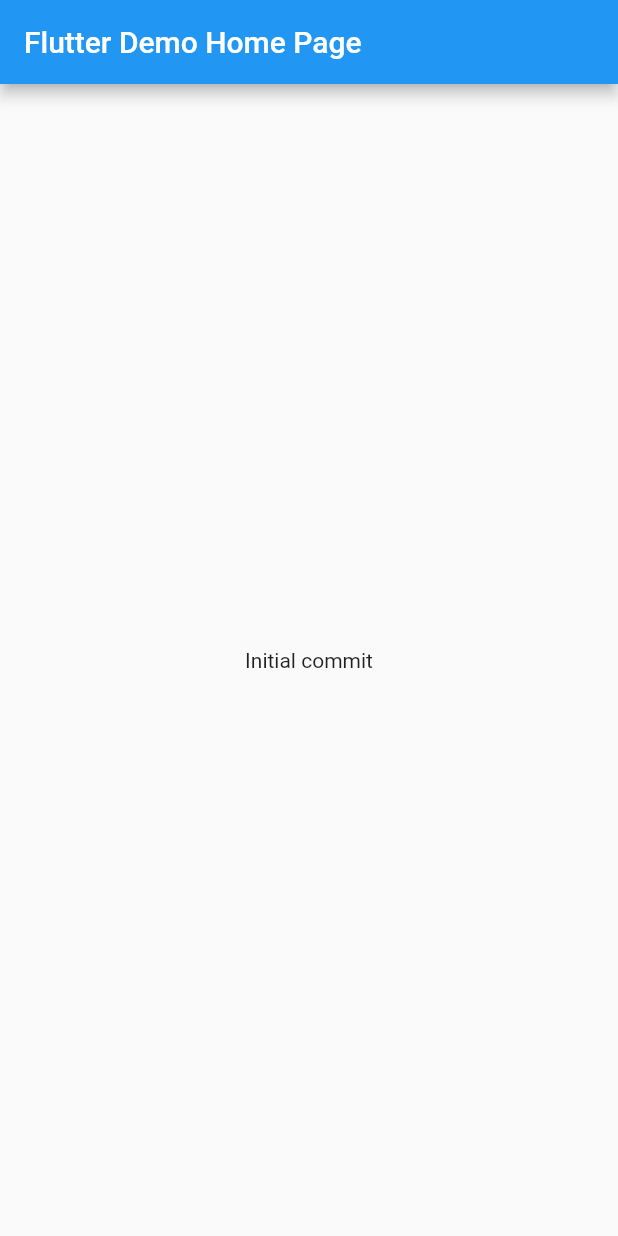
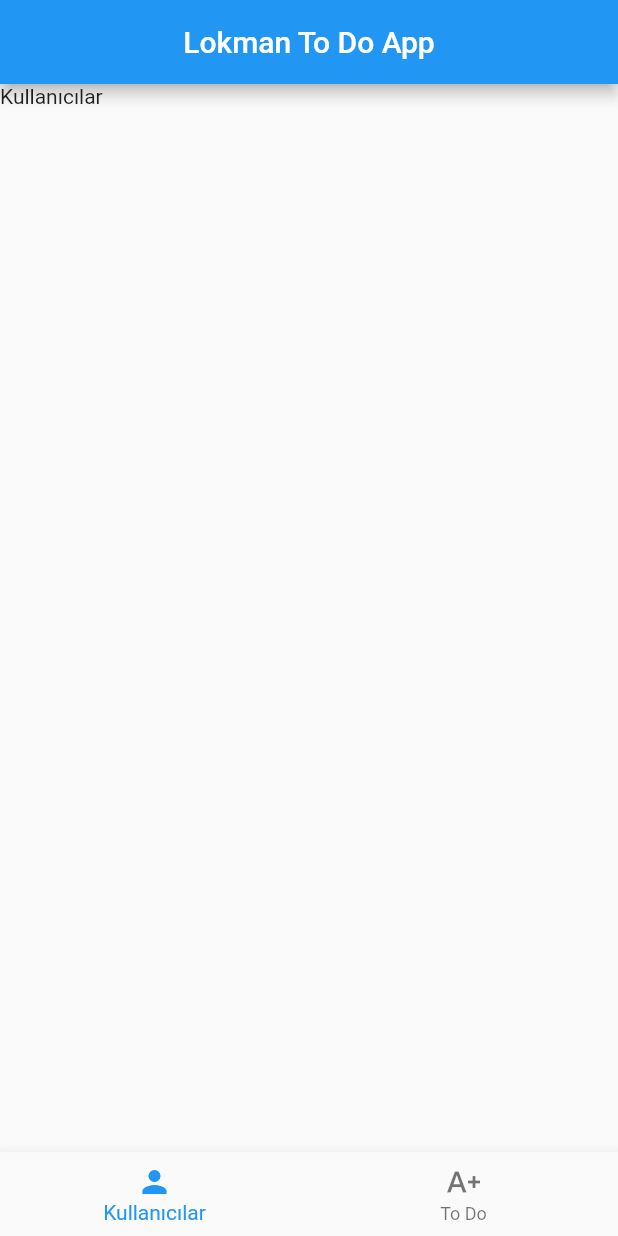
Before and after one commit to berkkebapci/lokman_to_do, a Flutter app: the screen it shows after launch, on a phone screen of 412 x 824 dp. Run offline on Flutter 3.47's test engine with Material 2 defaults, Android fonts, the phone set to English and light mode, and no system bars.

Commit message:
added getx and secure storage packages, added users and to do views and controllers, added login models

```diff
--- a/lib/main.dart
+++ b/lib/main.dart
@@ -1,4 +1,6 @@
 import 'package:flutter/material.dart';
+import 'package:lokman_to_do/views/view_to_do.dart';
+import 'package:lokman_to_do/views/view_user_list.dart';
 
 void main() {
   runApp(const MyApp());
@@ -14,7 +16,8 @@ class MyApp extends StatelessWidget {
       theme: ThemeData(
         primarySwatch: Colors.blue,
       ),
-      home: const MyHomePage(title: 'Flutter Demo Home Page'),
+      debugShowCheckedModeBanner: false,
+      home: const MyHomePage(title: 'Lokman To Do App'),
     );
   }
 }
@@ -29,20 +32,36 @@ class MyHomePage extends StatefulWidget {
 }
 
 class _MyHomePageState extends State<MyHomePage> {
+  void onTabTapped(int index) {
+    setState(() {
+      _currentIndex = index;
+    });
+  }
+
+  int _currentIndex = 0;
+  final List<Widget> _children = [const ViewUserList(), const ViewToDo()];
 
   @override
   Widget build(BuildContext context) {
     return Scaffold(
       appBar: AppBar(
         title: Text(widget.title),
+        centerTitle: true,
       ),
-      body: Center(
-        child: Column(
-          mainAxisAlignment: MainAxisAlignment.center,
-          children: <Widget>[
-            Text("Initial commit")
-          ],
-        ),
+      body: _children[_currentIndex],
+      bottomNavigationBar: BottomNavigationBar(
+        onTap: onTabTapped,
+        currentIndex: _currentIndex,
+        items: const [
+          BottomNavigationBarItem(
+            icon: Icon(Icons.person),
+            label: "Kullanıcılar",
+          ),
+          BottomNavigationBarItem(
+            icon: Icon(Icons.text_increase),
+            label: "To Do",
+          ),
+        ],
       ),
     );
   }
--- /dev/null
+++ b/lib/views/view_user_list.dart
@@ -0,0 +1,23 @@
+import 'package:flutter/material.dart';
+
+class ViewUserList extends StatelessWidget {
+  final int? id;
+
+  const ViewUserList({Key? key, this.id}) : super(key: key);
+
+  @override
+  Widget build(BuildContext context) {
+    return Scaffold(
+      body: body(),
+    );
+  }
+
+
+  Widget body() {
+    return SingleChildScrollView(
+      child: Column(
+        children: const [Text("Kullanıcılar")],
+      ),
+    );
+  }
+}
```
Also changed, not shown: lib/models/login_model_post.dart (added, +21 -0 lines), lib/models/login_model_response.dart (added, +15 -0 lines), lib/views/view_to_do.dart (added, +22 -0 lines), pubspec.yaml (+3 -69 lines), lib/controllers/controller_to_do.dart (added), lib/controllers/controller_user_list.dart (added), lib/widgets/widget_button.dart (added), lib/widgets/widget_text.dart (added), pubspec.lock, 6 other files.
